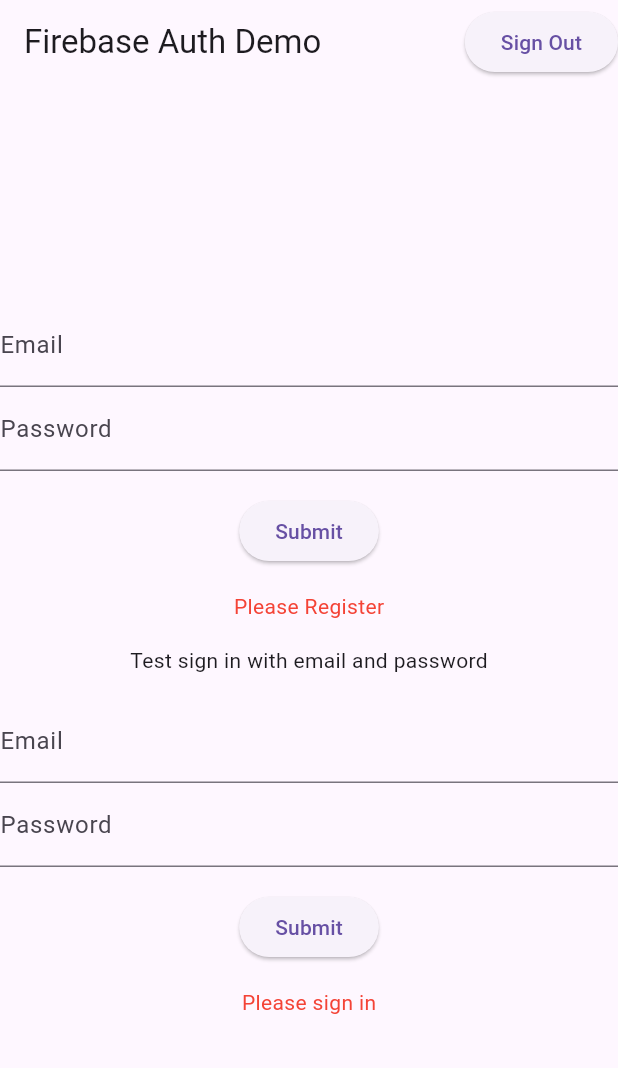
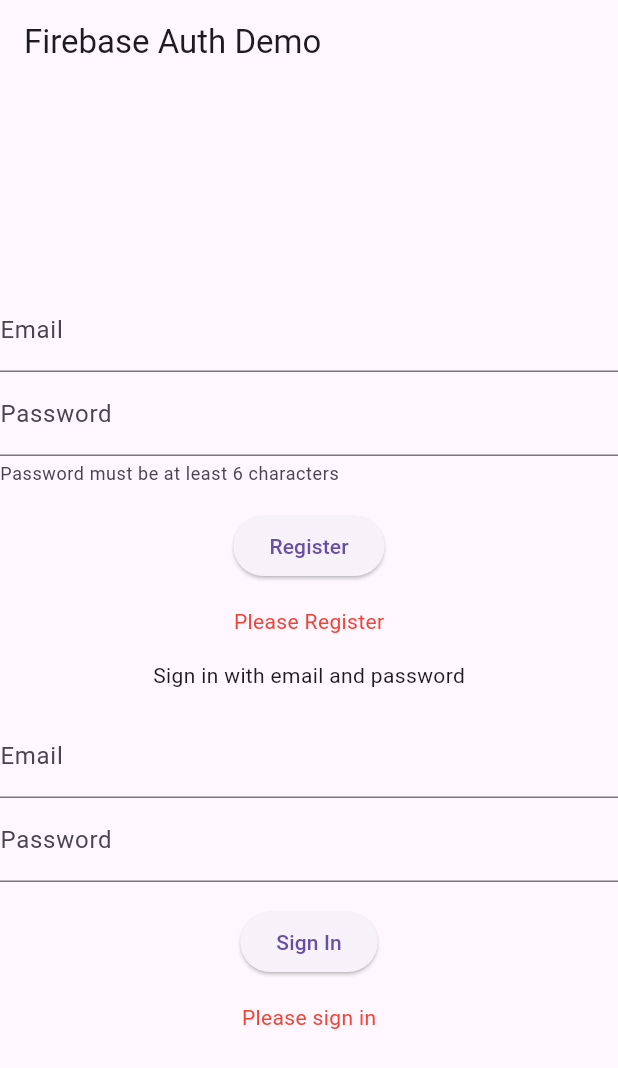
Before and after one commit to Ruhisawant/Firebase-auth, a Flutter app: the screen it shows after launch, on a phone screen of 412 x 824 dp. Shown: the top 1068 px of the screen. Run offline on Flutter 3.47's test engine with Material 3 defaults, Android fonts, the phone set to English and light mode, and no system bars; our stand-ins replace cloud_firestore, firebase_auth, firebase_core; accounts and stored records are empty.

```diff
--- a/lib/main.dart
+++ b/lib/main.dart
@@ -3,6 +3,7 @@ import 'package:firebase_auth/firebase_auth.dart';
 import 'package:firebase_core/firebase_core.dart';
 import 'package:cloud_firestore/cloud_firestore.dart';
 import 'firebase_options.dart';
+import 'profile_screen.dart';
 
 void main() async {
   WidgetsFlutterBinding.ensureInitialized();
@@ -20,11 +21,45 @@ class MyApp extends StatelessWidget {
   Widget build(BuildContext context) {
     return MaterialApp(
       title: 'Firebase Auth Demo',
-      home: MyHomePage(title: 'Firebase Auth Demo'),
+      theme: ThemeData(
+        primarySwatch: Colors.blue,
+        visualDensity: VisualDensity.adaptivePlatformDensity,
+      ),
+      home: AuthenticationWrapper(),
     );
   }
 }
 
+// Wrapper to control authentication flow
+class AuthenticationWrapper extends StatefulWidget {
+  @override
+  _AuthenticationWrapperState createState() => _AuthenticationWrapperState();
+}
+
+class _AuthenticationWrapperState extends State<AuthenticationWrapper> {
+  final FirebaseAuth _auth = FirebaseAuth.instance;
+
+  @override
+  Widget build(BuildContext context) {
+    return StreamBuilder<User?>(
+      stream: _auth.authStateChanges(),
+      builder: (context, snapshot) {
+        if (snapshot.connectionState == ConnectionState.active) {
+          final User? user = snapshot.data;
+          if (user == null) {
+            return MyHomePage(title: 'Firebase Auth Demo');
+          }
+          return ProfileScreen();
+        }
+        return Scaffold(
+          body: Center(
+            child: CircularProgressIndicator(),
+          ),
+        );
+      },
+    );
+  }
+}
 
 class MyHomePage extends StatefulWidget {
   MyHomePage({Key? key, required this.title}) : super(key: key);
@@ -37,26 +72,11 @@ class MyHomePage extends StatefulWidget {
 class _MyHomePageState extends State<MyHomePage> {
   final FirebaseAuth _auth = FirebaseAuth.instance;
 
-  void _signOut() async {
-    await _auth.signOut();
-    ScaffoldMessenger.of(context).showSnackBar(SnackBar(
-      content: Text('Signed out successfully'),
-    ));
-  }
-
   @override
   Widget build(BuildContext context) {
     return Scaffold(
       appBar: AppBar(
         title: Text(widget.title),
-        actions: <Widget>[
-          ElevatedButton(
-            onPressed: () {
-              _signOut();
-            },
-            child: Text('Sign Out'),
-          ),
-        ],
       ),
       body: Center(
         child: Column(
@@ -105,6 +125,7 @@ class _RegisterEmailSectionState extends State<RegisterEmailSection> {
       });
     }
   }
+
   @override
   Widget build(BuildContext context) {
     return Form(
@@ -119,15 +140,26 @@ class _RegisterEmailSectionState extends State<RegisterEmailSection> {
               if (value?.isEmpty??true) {
                 return 'Please enter some text';
               }
+              // Add email validation
+              if (!RegExp(r'^[\w-\.]+@([\w-]+\.)+[\w-]{2,4}$').hasMatch(value!)) {
+                return 'Please enter a valid email';
+              }
               return null;
             },
           ),
           TextFormField(
             controller: _passwordController,
-            decoration: InputDecoration(labelText: 'Password'),
+            decoration: InputDecoration(
+              labelText: 'Password',
+              helperText: 'Password must be at least 6 characters',
+            ),
+            obscureText: true,
             validator: (value) {
               if(value?.isEmpty??true) {
                 return 'Please enter some text';
+              }
+              if(value!.length < 6) {
+                return 'Password must be at least 6 characters';
               }
               return null;
             },
@@ -141,7 +173,7 @@ class _RegisterEmailSectionState extends State<RegisterEmailSection> {
                   _register();
                 }
               },
-              child: Text('Submit'),
+              child: Text('Register'),
             ),
           ),
           Container(
@@ -152,8 +184,7 @@ class _RegisterEmailSectionState extends State<RegisterEmailSection> {
               : _success
               ? 'Successfully registered $_userEmail'
               : 'Registration failed',
-              style: TextStyle(color: _success ? Colors.green :
-                Colors.red),
+              style: TextStyle(color: _success ? Colors.green : Colors.red),
             ),
           ),
         ],
@@ -176,7 +207,7 @@ class _EmailPasswordFormState extends State<EmailPasswordForm> {
   final TextEditingController _passwordController = TextEditingController();
   bool _success = false;
   bool _initialState = true;
-  String _userEmail ='';
+  String _userEmail = '';
 
   void _signInWithEmailAndPassword() async {
     try {
@@ -205,7 +236,7 @@ class _EmailPasswordFormState extends State<EmailPasswordForm> {
         crossAxisAlignment: CrossAxisAlignment.start,
         children: <Widget>[
           Container(
-            child: Text('Test sign in with email and password'),
+            child: Text('Sign in with email and password'),
             padding: const EdgeInsets.all(16),
             alignment: Alignment.center,
           ),
@@ -216,15 +247,23 @@ class _EmailPasswordFormState extends State<EmailPasswordForm> {
               if (value?.isEmpty??true) {
                 return 'Please enter some text';
               }
+              // Add email validation
+              if (!RegExp(r'^[\w-\.]+@([\w-]+\.)+[\w-]{2,4}$').hasMatch(value!)) {
+                return 'Please enter a valid email like test@gsu.com';
+              }
               return null;
             },
           ),
           TextFormField(
             controller: _passwordController,
             decoration: InputDecoration(labelText: 'Password'),
+            obscureText: true,
             validator: (value) {
               if (value?.isEmpty??true) {
                 return 'Please enter some text';
+              }
+              if (value!.length < 6) {
+                return 'Password must be at least 6 characters';
               }
               return null;
             },
@@ -238,7 +277,7 @@ class _EmailPasswordFormState extends State<EmailPasswordForm> {
                   _signInWithEmailAndPassword();
                 }
               },
-              child: Text('Submit'),
+              child: Text('Sign In'),
             ),
           ),
           Container(
@@ -250,8 +289,7 @@ class _EmailPasswordFormState extends State<EmailPasswordForm> {
               : _success
               ? 'Successfully signed in $_userEmail'
               : 'Sign in failed',
-              style: TextStyle(color: _success ? Colors.green :
-                Colors.red),
+              style: TextStyle(color: _success ? Colors.green : Colors.red),
             ),
           ),
         ],
```
Also changed, not shown: lib/profile_screen.dart (added, +239 -0 lines). Lines whose indentation alone changed are shown as unchanged.
